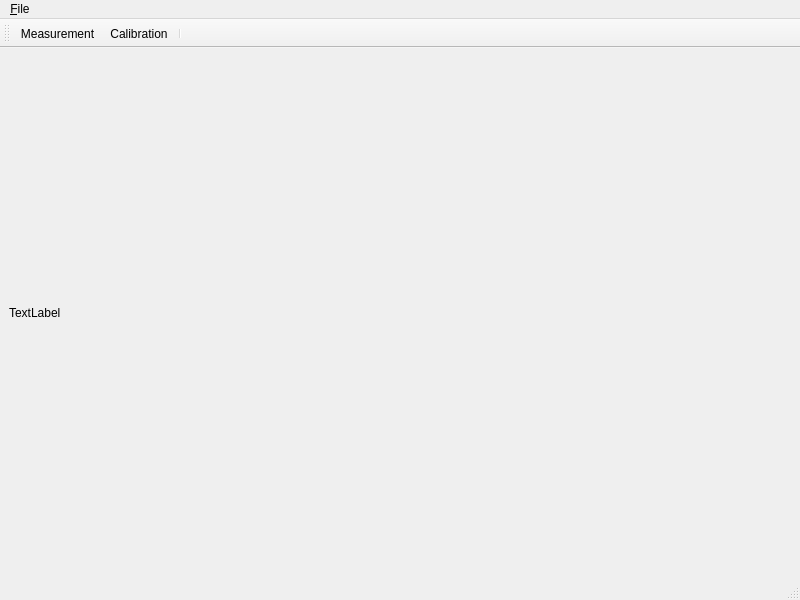
Above: Thermovision/View/mainwindow.ui from Wolowin/Thermovision before the change. Below: the same form after it.
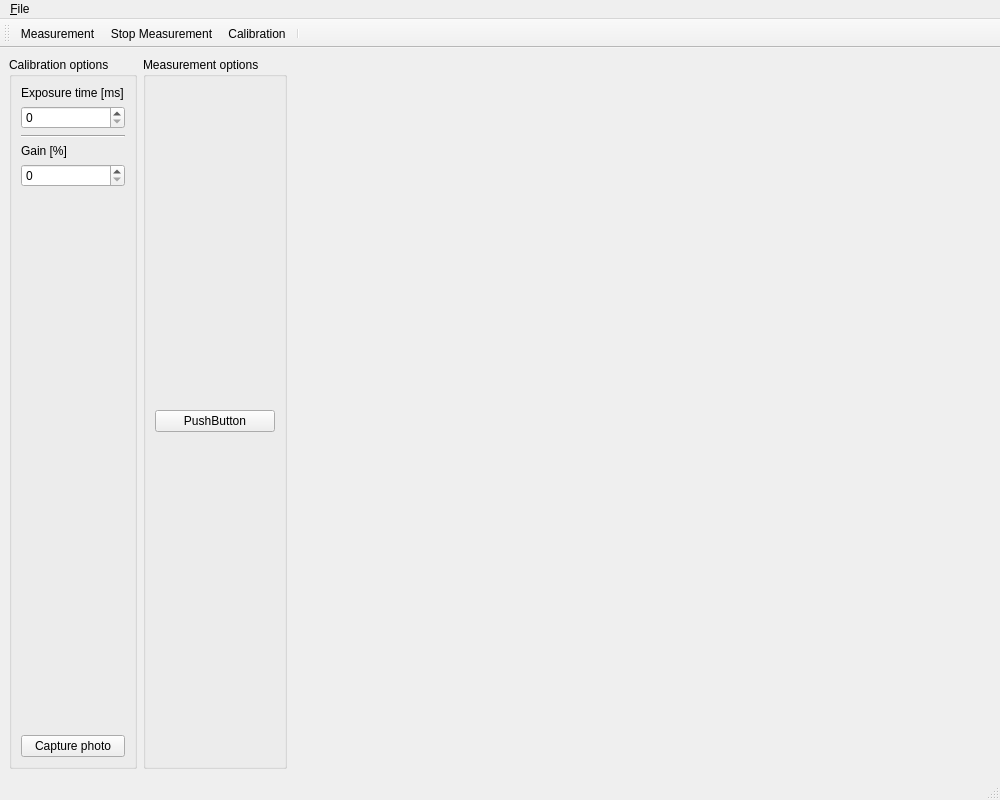
That is the form after the change.

Diff of the .ui file:
```diff
--- a/Thermovision/View/mainwindow.ui
+++ b/Thermovision/View/mainwindow.ui
@@ -6,19 +6,131 @@
    <rect>
     <x>0</x>
     <y>0</y>
-    <width>800</width>
-    <height>600</height>
+    <width>1000</width>
+    <height>800</height>
    </rect>
   </property>
   <property name="windowTitle">
    <string>MainWindow</string>
   </property>
   <widget class="QWidget" name="centralwidget">
+   <property name="sizePolicy">
+    <sizepolicy hsizetype="Expanding" vsizetype="Expanding">
+     <horstretch>0</horstretch>
+     <verstretch>0</verstretch>
+    </sizepolicy>
+   </property>
    <layout class="QGridLayout" name="gridLayout">
+    <item row="0" column="4">
+     <widget class="QLabel" name="legend_bar_label">
+      <property name="enabled">
+       <bool>true</bool>
+      </property>
+      <property name="sizePolicy">
+       <sizepolicy hsizetype="Preferred" vsizetype="Preferred">
+        <horstretch>0</horstretch>
+        <verstretch>0</verstretch>
+       </sizepolicy>
+      </property>
+      <property name="text">
+       <string/>
+      </property>
+     </widget>
+    </item>
+    <item row="0" column="2">
+     <widget class="QGroupBox" name="Groupbox_measurement">
+      <property name="sizePolicy">
+       <sizepolicy hsizetype="Preferred" vsizetype="Preferred">
+        <horstretch>0</horstretch>
+        <verstretch>0</verstretch>
+       </sizepolicy>
+      </property>
+      <property name="title">
+       <string>Measurement options</string>
+      </property>
+      <layout class="QVBoxLayout" name="verticalLayout_2">
+       <item>
+        <widget class="QPushButton" name="pushButton">
+         <property name="text">
+          <string>PushButton</string>
+         </property>
+        </widget>
+       </item>
+      </layout>
+     </widget>
+    </item>
     <item row="0" column="0">
+     <widget class="QGroupBox" name="groupBox_calibration">
+      <property name="sizePolicy">
+       <sizepolicy hsizetype="Preferred" vsizetype="Preferred">
+        <horstretch>0</horstretch>
+        <verstretch>0</verstretch>
+       </sizepolicy>
+      </property>
+      <property name="title">
+       <string>Calibration options</string>
+      </property>
+      <layout class="QVBoxLayout" name="verticalLayout">
+       <item>
+        <widget class="QLabel" name="label">
+         <property name="text">
+          <string>Exposure time [ms]</string>
+         </property>
+        </widget>
+       </item>
+       <item>
+        <widget class="QSpinBox" name="spinBox"/>
+       </item>
+       <item>
+        <widget class="Line" name="line">
+         <property name="orientation">
+          <enum>Qt::Horizontal</enum>
+         </property>
+        </widget>
+       </item>
+       <item>
+        <widget class="QLabel" name="label_2">
+         <property name="text">
+          <string>Gain [%]</string>
+         </property>
+        </widget>
+       </item>
+       <item>
+        <widget class="QSpinBox" name="spinBox_2"/>
+       </item>
+       <item>
+        <spacer name="verticalSpacer">
+         <property name="orientation">
+          <enum>Qt::Vertical</enum>
+         </property>
+         <property name="sizeHint" stdset="0">
+          <size>
+           <width>20</width>
+           <height>40</height>
+          </size>
+         </property>
+        </spacer>
+       </item>
+       <item>
+        <widget class="QPushButton" name="CapturePhoto">
+         <property name="text">
+          <string>Capture photo</string>
+         </property>
+        </widget>
+       </item>
+      </layout>
+     </widget>
+    </item>
+    <item row="0" column="3">
      <widget class="QLabel" name="imageLabel">
+      <property name="sizePolicy">
+       <sizepolicy hsizetype="Expanding" vsizetype="Expanding">
+        <horstretch>0</horstretch>
+        <verstretch>0</verstretch>
+       </sizepolicy>
+      </property>
       <property name="text">
-       <string>TextLabel</string>
+       <string/>
       </property>
      </widget>
     </item>
@@ -29,7 +141,7 @@
     <rect>
      <x>0</x>
      <y>0</y>
-     <width>800</width>
+     <width>1000</width>
      <height>21</height>
     </rect>
    </property>
@@ -54,6 +166,7 @@
     <bool>false</bool>
    </attribute>
    <addaction name="actionMeasurement"/>
+   <addaction name="actionStop_Measurement"/>
    <addaction name="actionCalibration"/>
    <addaction name="separator"/>
   </widget>
@@ -67,6 +180,11 @@
     <string>Calibration</string>
    </property>
   </action>
+  <action name="actionStop_Measurement">
+   <property name="text">
+    <string>Stop Measurement</string>
+   </property>
+  </action>
  </widget>
  <resources/>
  <connections/>
```
